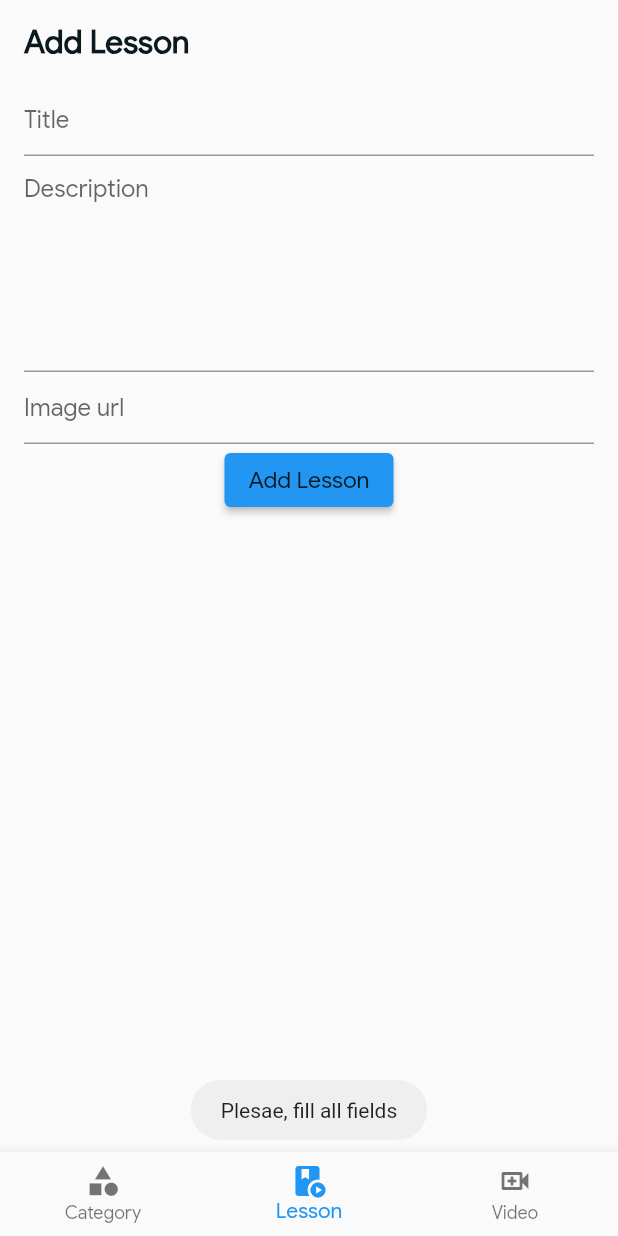
After one commit to BahromjonPolat/Courses, a Flutter app: the screen it shows after launch, item 2 of the bottom bar chosen, after a tap on "Add Lesson", on a phone screen of 412 x 824 dp. The commit adds this screen. Run offline on Flutter 3.47's test engine with Material 2 defaults, Android fonts, the light colour scheme and no system bars; our stand-ins replace cloud_firestore, firebase_core, flutter_svg, fluttertoast, youtube_player_flutter; accounts and stored records are empty.

Commit message:
Categry, Course va Video joylash uchun sahifalar tayyor

```diff
--- a/lib/main.dart
+++ b/lib/main.dart
@@ -10,7 +10,7 @@ void main() async {
 
   SystemChrome.setPreferredOrientations([DeviceOrientation.portraitUp]);
   SystemChrome.setSystemUIOverlayStyle(
-      SystemUiOverlayStyle(statusBarColor: Colors.transparent));
+      const SystemUiOverlayStyle(statusBarColor: Colors.transparent));
 
   runApp(const MyApp());
 }
--- a/lib/models/category_model.dart
+++ b/lib/models/category_model.dart
@@ -20,4 +20,10 @@ class Category {
         'imageUrl': _imageUrl,
         'name': _name,
       };
+
+  String get imageUrl => _imageUrl!;
+
+  String get name => _name!;
+
+  String get id => _id!;
 }
--- a/lib/models/course_model.dart
+++ b/lib/models/course_model.dart
@@ -3,6 +3,7 @@ class Course {
   String? _name;
   String? _categoryId;
   String? _description;
+  String? _imageUrl;
   int? _amount;
   double? _percentOfLike;
   double? _price;
@@ -12,6 +13,7 @@ class Course {
     this._name,
     this._categoryId,
     this._description,
+    this._imageUrl,
     this._amount,
     this._percentOfLike,
     this._price,
@@ -25,6 +27,7 @@ class Course {
     _amount = map['amount'];
     _percentOfLike = map['percentOfLike'];
     _price = map['price'];
+    _imageUrl = map['imageUrl'];
   }
 
   Map<String, dynamic> toMap() => {
@@ -35,5 +38,22 @@ class Course {
         'amount': _amount,
         'percentOfLike': _percentOfLike,
         'price': _price,
+        'imageUrl': _imageUrl,
       };
+
+  double get price => _price!;
+
+  double get percentOfLike => _percentOfLike!;
+
+  int get amount => _amount!;
+
+  String get imageUrl => _imageUrl!;
+
+  String get description => _description!;
+
+  String get categoryId => _categoryId!;
+
+  String get name => _name!;
+
+  String get id => _id!;
 }
--- a/lib/screens/splash/splash_screen.dart
+++ b/lib/screens/splash/splash_screen.dart
@@ -3,7 +3,9 @@ import 'dart:async';
 import 'package:courses/components/size_config.dart';
 import 'package:courses/constants/colors.dart';
 import 'package:courses/screens/home/home_page.dart';
+import 'package:courses/screens/upload/upload_page.dart';
 import 'package:flutter/material.dart';
+import 'package:flutter_svg/flutter_svg.dart';
 
 class SplashScreen extends StatelessWidget {
   const SplashScreen({Key? key}) : super(key: key);
@@ -11,22 +13,27 @@ class SplashScreen extends StatelessWidget {
   @override
   Widget build(BuildContext context) {
     SizeConfig().init(context);
-    Timer(const Duration(seconds: 1), () {
+    Timer(const Duration(seconds: 2), () {
       Navigator.pushReplacement(
         context,
         MaterialPageRoute(
-          builder: (_) => const HomePage(),
+          builder: (_) => const UploadingPage(),
         ),
       );
     });
     return Scaffold(
       backgroundColor: ConstColors.backgroundColor,
-      body: Stack(
+      body: _buildBody(),
+    );
+  }
+
+  Stack _buildBody() {
+    return Stack(
       children: [
         const Spacer(),
         Center(
-            child: Image.asset(
-              "assets/images/logo.png",
+          child: SvgPicture.asset(
+            "assets/icons/logo.svg",
             height: getProportionateScreenHeight(189.99),
           ),
         ),
@@ -45,7 +52,6 @@ class SplashScreen extends StatelessWidget {
           ),
         ),
       ],
-      ),
     );
   }
 }
--- /dev/null
+++ b/lib/screens/upload/add_category.dart
@@ -0,0 +1,17 @@
+import 'package:flutter/material.dart';
+
+class AddingCategory extends StatefulWidget {
+  const AddingCategory({Key? key}) : super(key: key);
+
+  @override
+  _AddingCategoryState createState() => _AddingCategoryState();
+}
+
+class _AddingCategoryState extends State<AddingCategory> {
+  @override
+  Widget build(BuildContext context) {
+    return Container(
+
+    );
+  }
+}
--- /dev/null
+++ b/lib/screens/upload/add_lesson_page.dart
@@ -0,0 +1,187 @@
+import 'dart:convert';
+
+import 'package:cloud_firestore/cloud_firestore.dart';
+import 'package:courses/constants/colors.dart';
+import 'package:courses/models/category_model.dart';
+import 'package:courses/models/course_model.dart';
+import 'package:courses/widgets/text_widgets.dart';
+import 'package:flutter/cupertino.dart';
+import 'package:flutter/material.dart';
+import 'package:fluttertoast/fluttertoast.dart';
+import 'package:uuid/uuid.dart';
+
+class AddingLessonPage extends StatefulWidget {
+  const AddingLessonPage({Key? key}) : super(key: key);
+
+  @override
+  _AddingLessonPageState createState() => _AddingLessonPageState();
+}
+
+class _AddingLessonPageState extends State<AddingLessonPage> {
+  final FirebaseFirestore _fireStore = FirebaseFirestore.instance;
+  final Uuid _uuid = const Uuid();
+  String? _categoryId = '';
+  final TextEditingController _titleController = TextEditingController();
+  final TextEditingController _descriptionController = TextEditingController();
+  final TextEditingController _amountController = TextEditingController();
+  final TextEditingController _percentController = TextEditingController();
+  final TextEditingController _priceController = TextEditingController();
+  final TextEditingController _imageController = TextEditingController();
+
+  // String _categoryName = "Item";
+
+  // @override
+  // void initState() {
+  //   super.initState();
+  //   _getCategories().then((value) {
+  //     _category = value[0];
+  //     setState(() {
+  //     });
+  //   });
+  // }
+
+  @override
+  Widget build(BuildContext context) {
+    return SingleChildScrollView(
+      child: Column(
+        children: [
+          _dropdownButton(),
+          _setLessonInfoFields(),
+
+          // _buildDropdownButton()
+        ],
+      ),
+    );
+  }
+
+  _setLessonInfoFields() => Padding(
+        padding: const EdgeInsets.symmetric(horizontal: 16.0),
+        child: Column(
+          children: [
+            TextField(
+              controller: _titleController,
+              textInputAction: TextInputAction.next,
+              keyboardType: TextInputType.text,
+              textCapitalization: TextCapitalization.sentences,
+              decoration: _setInputDecoration("Title"),
+            ),
+            TextField(
+              controller: _descriptionController,
+              textInputAction: TextInputAction.next,
+              keyboardType: TextInputType.text,
+              maxLines: 6,
+              textCapitalization: TextCapitalization.sentences,
+              decoration: _setInputDecoration("Description"),
+            ),
+            TextField(
+              controller: _imageController,
+              textInputAction: TextInputAction.next,
+              keyboardType: TextInputType.text,
+              // textCapitalization: TextCapitalization.sentences,
+              decoration: _setInputDecoration("Image url"),
+            ),
+            ElevatedButton(
+                onPressed: _onAddButtonPressed,
+                child: SetTextWidget("Add Lesson"))
+          ],
+        ),
+      );
+
+  void _onAddButtonPressed() async {
+    String id = _uuid.v4();
+    String title = _titleController.text;
+    int amount = 24;
+    String description = _descriptionController.text;
+    String imageUrl = _imageController.text;
+    double percent = 97;
+    double price = 300;
+
+    if (title.isEmpty || description.isEmpty || imageUrl.isEmpty) {
+      Fluttertoast.showToast(msg: "Plesae, fill all fields");
+      return;
+    }
+
+    Course course = Course(
+        id, title, _categoryId, description, imageUrl, amount, percent, price);
+    await _fireStore
+        .collection('VideoLessonCourseList')
+        .doc(id)
+        .set(course.toMap())
+        .whenComplete(() {
+          Fluttertoast.showToast(msg: "Lesson was added");
+          _titleController.clear();
+          _descriptionController.clear();
+          _imageController.clear();
+    });
+  }
+
+  InputDecoration _setInputDecoration(String hint) => InputDecoration(
+        hintText: hint,
+      );
+
+  DropdownButton<Category> _buildDropdownButton() {
+    return DropdownButton<Category>(
+      // value: _category,
+      items: [
+        _setDropDownMenuItem(Category("1", "Programming", "_imageUrl")),
+        _setDropDownMenuItem(Category("2", "Design", "_imageUrl")),
+        _setDropDownMenuItem(Category("3", "SMM", "_imageUrl")),
+      ],
+      onChanged: (v) {
+        // _category = v;
+      },
+    );
+  }
+
+  DropdownMenuItem<Category> _setDropDownMenuItem(Category category) =>
+      DropdownMenuItem(
+        child: SetTextWidget("Hello"),
+        value: category,
+        onTap: () {},
+      );
+
+  _dropdownButton() => FutureBuilder(
+      future: _getCategories(),
+      builder: (context, AsyncSnapshot<List<Category>> snap) {
+        if (snap.hasData) {
+          // _category = snap.data![0];
+          return Row(
+            children: List.generate(snap.data!.length, (index) {
+              Category category = snap.data![index];
+              return TextButton(
+                  style: TextButton.styleFrom(
+                    primary: _categoryId == category.id
+                        ? ConstColors.tealBlue
+                        : ConstColors.amber,
+                    // side: BorderSide()
+                  ),
+                  onPressed: () {
+                    setState(() {
+                      _categoryId = category.id;
+                    });
+                  },
+                  child: Text(category.name));
+            }),
+          );
+        } else if (snap.hasError) {
+          return Center(child: SetTextWidget("Error"));
+        }
+
+        return const Center(child: CupertinoActivityIndicator(radius: 24.0));
+      });
+
+  Future<List<Category>> _getCategories() async {
+    QuerySnapshot categories = await _fireStore
+        .collection('VideoLessonCategories')
+        .orderBy('timestamp')
+        .get();
+
+    return categories.docs
+        .map((e) => Category.fromJson({
+              'id': e['id'],
+              'name': e['name'],
+              'imageUrl': e['imageUrl'],
+            }))
+        .toList();
+  }
+}
--- /dev/null
+++ b/lib/screens/upload/upload_page.dart
@@ -0,0 +1,70 @@
+import 'package:courses/constants/colors.dart';
+import 'package:courses/screens/upload/add_category.dart';
+import 'package:courses/screens/upload/add_lesson_page.dart';
+import 'package:courses/screens/upload/uploading_video_page.dart';
+import 'package:courses/widgets/text_widgets.dart';
+import 'package:flutter/material.dart';
+import 'package:flutter/services.dart';
+
+class UploadingPage extends StatefulWidget {
+  const UploadingPage({Key? key}) : super(key: key);
+
+  @override
+  _UploadingPageState createState() => _UploadingPageState();
+}
+
+class _UploadingPageState extends State<UploadingPage> {
+  int _currentIndex = 0;
+
+  @override
+  Widget build(BuildContext context) {
+    return Scaffold(
+      appBar: _buildAppBar(),
+      body: _getBodyList()[_currentIndex],
+      bottomNavigationBar: _bottomNavigationBar(),
+    );
+  }
+
+  AppBar _buildAppBar() => AppBar(
+        backgroundColor: ConstColors.transparent,
+        elevation: 0.0,
+        systemOverlayStyle: SystemUiOverlayStyle.dark,
+        title: SetTextWidget(
+          _titles[_currentIndex],
+          weight: FontWeight.w700,
+          size: 21.0,
+        ),
+      );
+
+  final List<String> _titles = ["Add Category", "Add Lesson", "Upload Video"];
+
+  List<Widget> _getBodyList() => [
+        const AddingCategory(),
+        const AddingLessonPage(),
+        const UploadingVideoPage(),
+      ];
+
+  BottomNavigationBar _bottomNavigationBar() => BottomNavigationBar(
+        items: _bottomNavBarItems,
+        currentIndex: _currentIndex,
+        onTap: (i) {
+          setState(() {
+            _currentIndex = i;
+          });
+        },
+      );
+  final List<BottomNavigationBarItem> _bottomNavBarItems = [
+    const BottomNavigationBarItem(
+      icon: Icon(Icons.category),
+      label: "Category",
+    ),
+    const BottomNavigationBarItem(
+      icon: Icon(Icons.play_lesson),
+      label: "Lesson",
+    ),
+    const BottomNavigationBarItem(
+      icon: Icon(Icons.video_call_outlined),
+      label: "Video",
+    ),
+  ];
+}
--- a/pubspec.yaml
+++ b/pubspec.yaml
@@ -19,7 +19,10 @@ dependencies:
   firebase_storage: ^10.1.0
 
   flutter_svg: ^0.23.0+1
-
+  youtube_player_flutter: ^8.0.0
+  image_picker: ^0.8.4+4
+  uuid: ^3.0.5
+  fluttertoast: ^8.0.8
 
 
 dev_dependencies:
```
Also changed, not shown: lib/screens/list/lesson_list_page.dart (+7 -1 lines), lib/screens/player/video_player_page.dart (added, +61 -0 lines), lib/screens/upload/uploading_video_page.dart (added, +156 -0 lines), pubspec.lock. Lines whose indentation alone changed are shown as unchanged.
